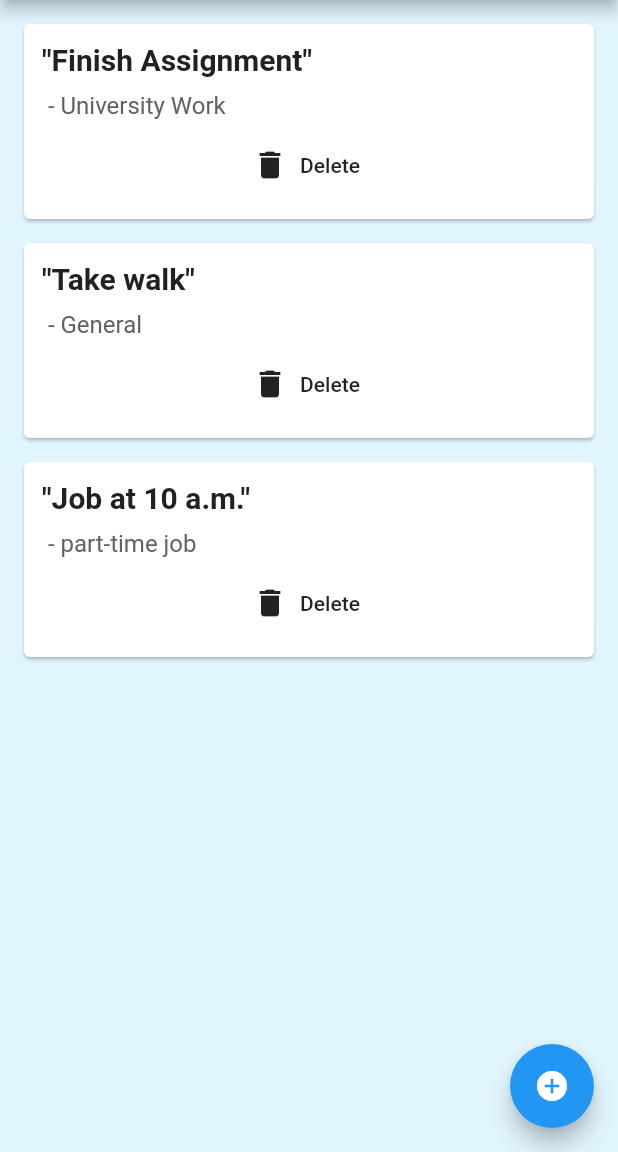
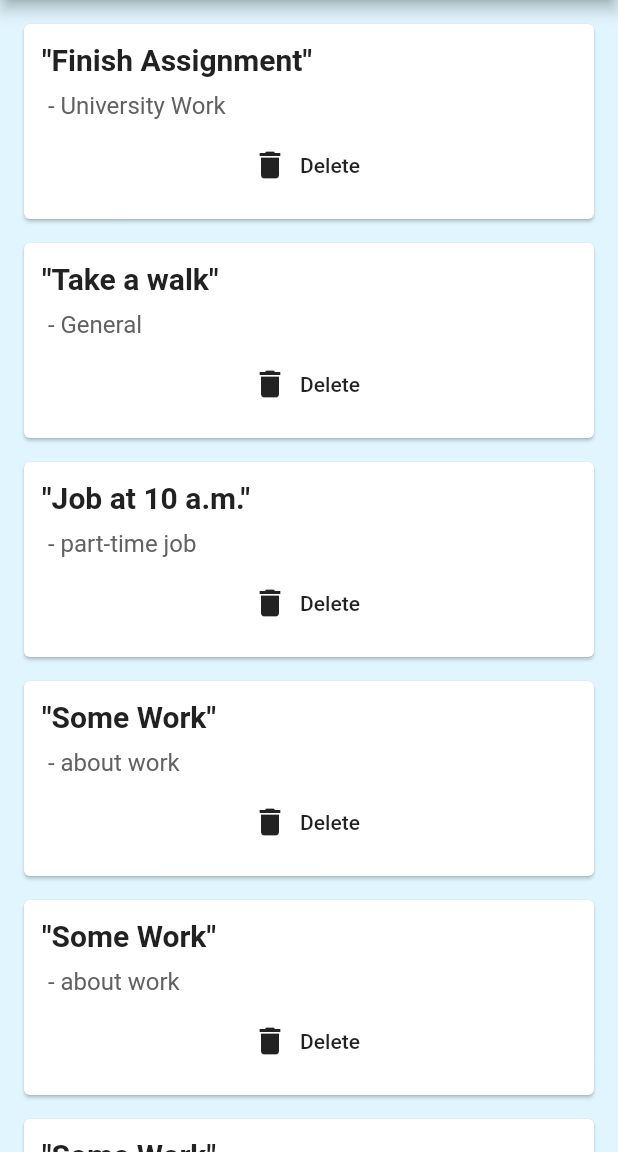
Before and after one commit to Rahul-patalia/todo-list-flutter, a Flutter app: the screen it shows after launch, on a phone screen of 412 x 824 dp, the part 84-1236 px from its top. Run offline on Flutter 3.47's test engine with Material 2 defaults, Android fonts, the light colour scheme and no system bars.

Commit message:
Last commit with all the changes

```diff
--- a/lib/main.dart
+++ b/lib/main.dart
@@ -7,19 +7,25 @@ void main() => runApp(MaterialApp
   home: todoList(),
 ));
 
+
 class todoList extends StatefulWidget {
   @override
   _todoListState createState() => _todoListState();
+
 }
 
 class _todoListState extends State<todoList>
 {
-
   List<Todo> Todolist = [
     Todo(Item: "Finish Assignment", Catagory: "University Work"),
-    Todo(Item: "Take walk", Catagory: "General"),
+    Todo(Item: "Take a walk", Catagory: "General"),
     Todo(Item: "Job at 10 a.m.", Catagory: "part-time job"),
+    Todo(Item: "Some Work", Catagory: "about work"),
+    Todo(Item: "Some Work", Catagory: "about work"),
+    Todo(Item: "Some Work", Catagory: "about work"),
+    Todo(Item: "Some Work", Catagory: "about work"),
     ];
+
 
   @override
   Widget build(BuildContext context) {
@@ -31,6 +37,8 @@ class _todoListState extends State<todoList>
         centerTitle: true,
         backgroundColor: Colors.blueAccent,
       ),
+
+
 
       body: SingleChildScrollView
       (
@@ -48,11 +56,6 @@ class _todoListState extends State<todoList>
           )).toList(),
         ),
       ),
-      floatingActionButton: FloatingActionButton
-      (
-        onPressed: () {},
-        child: Icon(Icons.add_circle_outlined)
-      ),
     );
   }
 }
```
